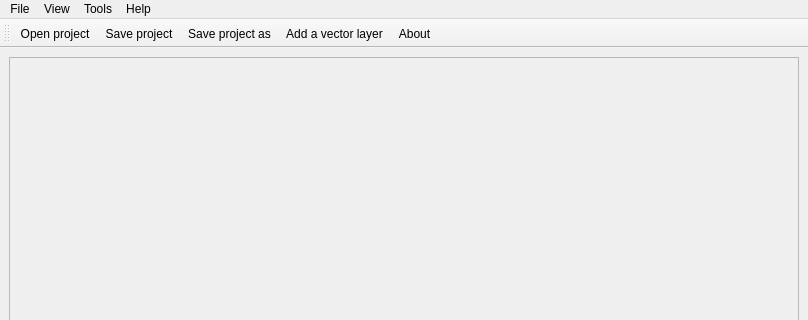
Above: ImgTest/GRAppBase.ui from xxssff/GR before the change; both pictures show x 0 to 808 and y 0 to 320 of the 808 by 509 pixel window. Below: the same form after it.
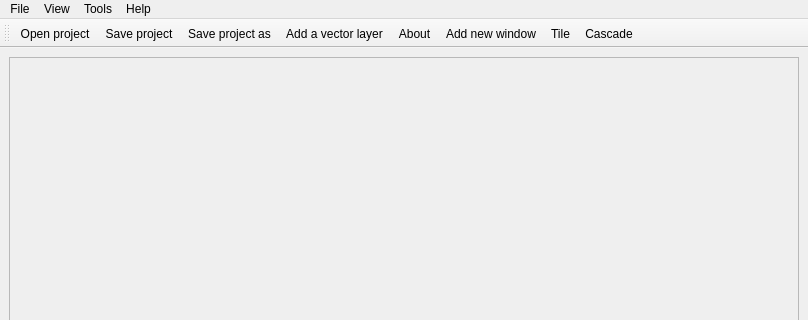
That is the form after the change. Icons and pictures are not drawn.

Commit message: Change the name of this project

Diff of the .ui file:
```diff
--- a/ImgTest/GRAppBase.ui
+++ b/ImgTest/GRAppBase.ui
@@ -97,6 +97,9 @@
    <addaction name="actionSave_project_as"/>
    <addaction name="actionAdd_a_vector_layer"/>
    <addaction name="action_About"/>
+   <addaction name="actionAdd_new_window"/>
+   <addaction name="actionTile"/>
+   <addaction name="actionCascade"/>
   </widget>
   <action name="actionOpen_project">
    <property name="icon">
@@ -119,7 +122,7 @@
      <normaloff>:/ImgTest/save_proj.png</normaloff>:/ImgTest/save_proj.png</iconset>
    </property>
    <property name="text">
-    <string>Save project</string>
+    <string>&amp;Save project</string>
    </property>
    <property name="shortcut">
     <string>Ctrl+S</string>
```
Left out of the diff: 54 changed lines with no effect on the pictures. The commit also changes 142 other files.
